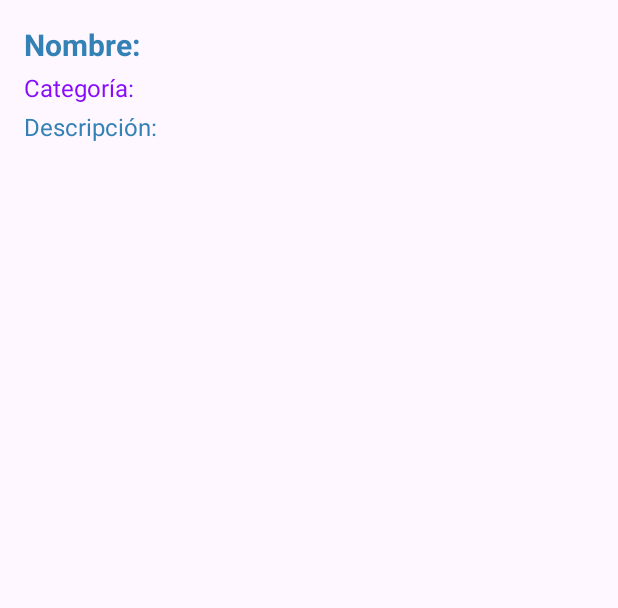
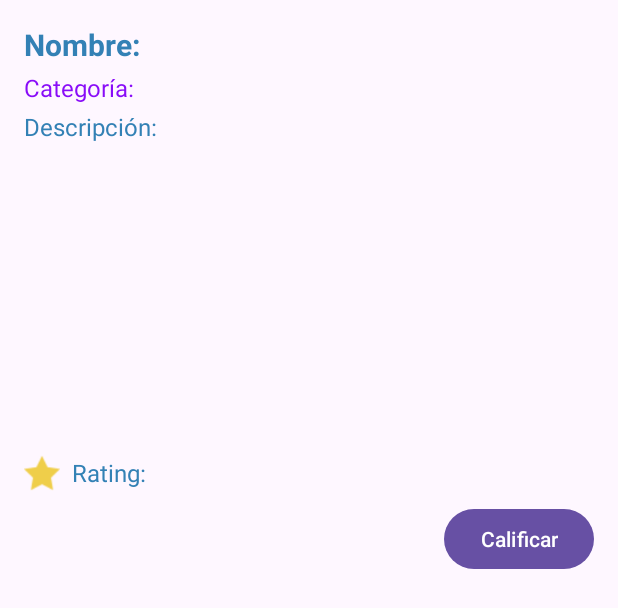
Before and after one commit to juancIdrovo/cuencaNanAndroid, an Android app: the layout list_item_punto_interes.xml on its own in the app's theme, with its tools: preview values and no code run, on a phone screen of 412 x 824 dp. Shown: the top 608 px of the screen. Run offline under Robolectric (Android 15) with nearby library versions, the phone set to English and light mode, and no system bars; network calls fail.

Commit message:
puntoInteresUsuario
nueva clase para calificar el punto de interes con su respectiva interfaz... me muero maldita gripa

```diff
--- a/app/src/main/java/ec/tecAzuayM5a/cuencananandroid/PerfilUsuarioActivity.java
+++ b/app/src/main/java/ec/tecAzuayM5a/cuencananandroid/PerfilUsuarioActivity.java
@@ -42,7 +42,7 @@ public class PerfilUsuarioActivity extends AppCompatActivity {
     private String cedula;
     Button  btnmodificar,  btnCrearUbicacion, btnVerUbicaciones, btnPuntosInteres;
     ImageView opt;
-    String url = "http://192.168.0.209:8080/api/usuarios/";
+    String url = "http://192.168.18.17:8080/api/usuarios/";
     @Override
     protected void onCreate(Bundle savedInstanceState) {
         super.onCreate(savedInstanceState);
--- a/app/src/main/java/ec/tecAzuayM5a/cuencananandroid/PuntosDeInteresActivity.java
+++ b/app/src/main/java/ec/tecAzuayM5a/cuencananandroid/PuntosDeInteresActivity.java
@@ -151,7 +151,7 @@ public class PuntosDeInteresActivity extends AppCompatActivity implements OnMapR
     }
 
     private void fetchPuntosDeInteres(String query, String category) throws UnsupportedEncodingException {
-        String baseUrl = "http://192.168.100.196:8080/api/puntosinteres";
+        String baseUrl = "http://192.168.18.17:8080/api/puntosinteres";
         StringBuilder urlBuilder = new StringBuilder(baseUrl);
 
         if (query != null && !query.isEmpty()) {
@@ -269,7 +269,7 @@ public class PuntosDeInteresActivity extends AppCompatActivity implements OnMapR
 
     // Método para obtener categorías y asociarlas con puntos de interés
     private void fetchCategorias(final List<PuntosDeInteres> puntos) {
-        String url = "http://192.168.100.196:8080/api/tipospuntosinteres";
+        String url = "http://192.168.18.17:8080/api/tipospuntosinteres";
 
         RequestQueue queue = Volley.newRequestQueue(this);
         JsonArrayRequest jsonArrayRequest = new JsonArrayRequest(
@@ -332,7 +332,7 @@ public class PuntosDeInteresActivity extends AppCompatActivity implements OnMapR
         fetchCategorias(puntosDeInteres);
     }
     private void fetchFoto(Long idFoto, PuntosDeInteres punto) {
-        String url = "http://192.168.100.196:8080/api/foto/" + idFoto;
+        String url = "http://192.168.18.17:8080/api/foto/" + idFoto;
 
         JsonObjectRequest jsonObjectRequest = new JsonObjectRequest(Request.Method.GET, url, null,
                 response -> {
--- a/app/src/main/res/layout/list_item_punto_interes.xml
+++ b/app/src/main/res/layout/list_item_punto_interes.xml
@@ -22,6 +22,7 @@
         android:text="Categoría:"
         android:textSize="16sp"
         android:textColor="@color/maradito"/>
+
     <TextView
         android:id="@+id/descripcion_txt"
         android:layout_width="wrap_content"
@@ -37,4 +38,36 @@
         android:layout_height="200dp"
         android:scaleType="centerCrop"/>
 
+    <!-- Layout horizontal para el icono de rating y el valor del rating -->
+    <LinearLayout
+        android:layout_width="wrap_content"
+        android:layout_height="wrap_content"
+        android:orientation="horizontal"
+        android:layout_marginTop="8dp"
+        android:gravity="center_vertical">
+
+        <ImageView
+            android:id="@+id/rating_icon"
+            android:layout_width="24dp"
+            android:layout_height="24dp"
+            android:src="@drawable/rating"
+            android:layout_marginEnd="8dp"/>
+
+        <TextView
+            android:id="@+id/rating_text"
+            android:layout_width="wrap_content"
+            android:layout_height="wrap_content"
+            android:text="Rating:"
+            android:textSize="16sp"
+            android:textColor="@color/azulFB"/>
+    </LinearLayout>
+
+    <!-- Botón para calificar -->
+    <Button
+        android:id="@+id/rate_button"
+        android:layout_width="wrap_content"
+        android:layout_height="wrap_content"
+        android:layout_gravity="end"
+        android:layout_marginTop="8dp"
+        android:text="Calificar" />
 </LinearLayout>
--- a/app/src/main/res/layout/tipo_puntos_de_interes.xml
+++ b/app/src/main/res/layout/tipo_puntos_de_interes.xml
@@ -62,9 +62,10 @@
     <ListView
         android:id="@+id/points_list"
         android:layout_width="wrap_content"
-        android:layout_height="271dp"
+        android:layout_height="285dp"
         android:layout_above="@id/map_fragment_pi"
         android:layout_below="@id/header_layout"
+        android:layout_marginTop="8dp"
         android:layout_marginBottom="9dp"
         android:layout_weight="1"
         android:divider="@android:color/darker_gray"
```
Also changed, not shown: app/src/main/java/ec/tecAzuayM5a/cuencananandroid/RatePuntoDeInteresActivity.java (added, +70 -0 lines), app/src/main/java/ec/tecAzuayM5a/cuencananandroid/adaptador/PuntosDeInteresAdapter.java (+10 -0 lines), app/src/main/res/layout/activity_rate_punto_de_interes.xml (added, +53 -0 lines), app/src/main/res/drawable/rating.png (added).
